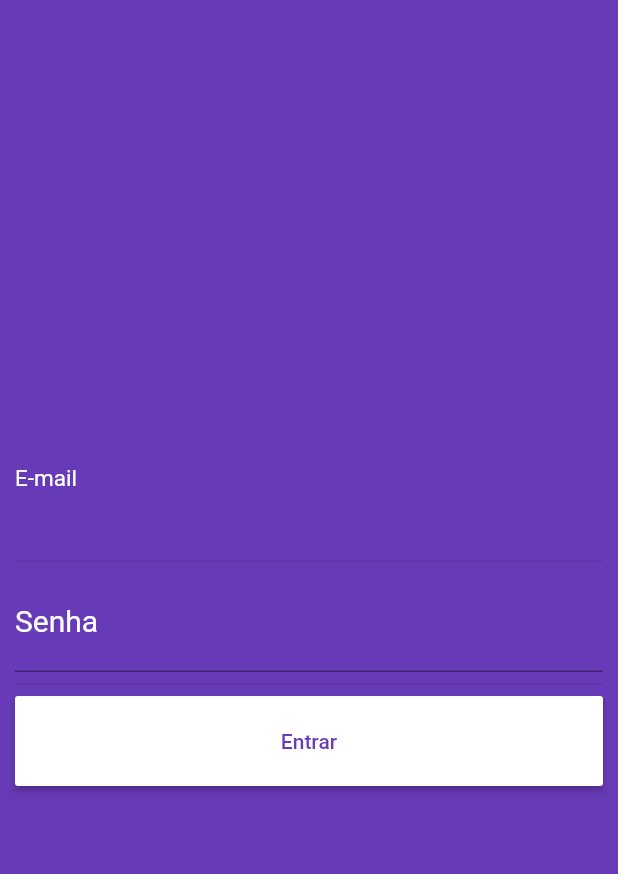
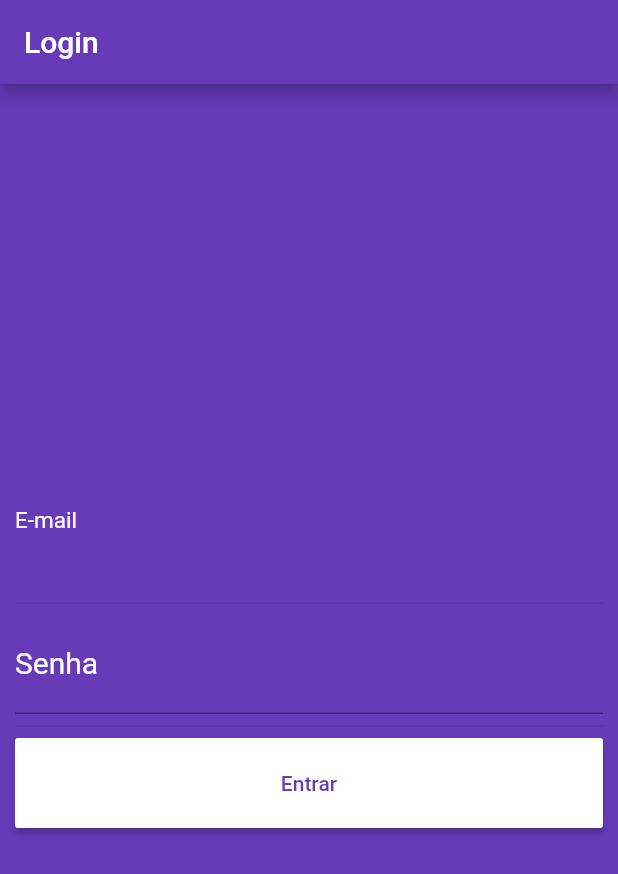
Before and after one commit to Thlimass/Login_Screen_App, a Flutter app: the screen it shows after launch, on a phone screen of 412 x 824 dp. Shown: the top 874 px of the screen. Run offline on Flutter 3.47's test engine with Material 2 defaults, Android fonts, the phone set to English and light mode, and no system bars.

Commit message:
Inserindo AppBar

```diff
--- a/lib/pages/login.page.dart
+++ b/lib/pages/login.page.dart
@@ -11,6 +11,9 @@ class _LoginPageState extends State<LoginPage> {
   @override
   Widget build(BuildContext context) {
     return Scaffold(
+      appBar: AppBar(
+        title: Text('Login'),
+      ),
       backgroundColor: Colors.deepPurple,
       body: Padding(
         padding: EdgeInsets.all(10),
```
